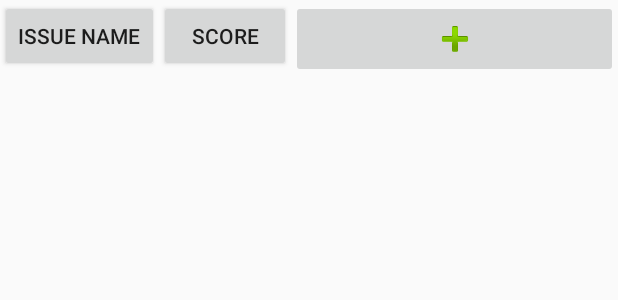
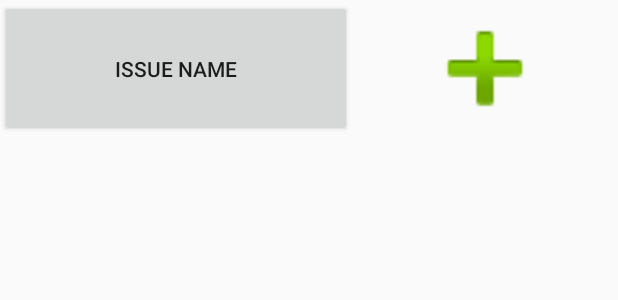
Before and after one commit to GKohavi/wehaveissues, an Android app: the layout list_item_issues.xml on its own in the app's theme, with its tools: preview values and no code run, on a phone screen of 412 x 824 dp. Shown: the top 300 px of the screen. Run offline under Robolectric (Android 15) with nearby library versions, the phone set to English and light mode, and no system bars.

Commit message:
updated Issue List display with images and Issue title

```diff
--- a/Example/app/src/main/java/example/example/Issue.java
+++ b/Example/app/src/main/java/example/example/Issue.java
@@ -19,7 +19,7 @@ public class Issue {
     public Issue() {
         name = "Blank Issue Name";
         score = -1;
-        description = "Blank Description";
+        description = "Please help us FixIt!";
         pic = null;
 
         mId = UUID.randomUUID();
--- a/Example/app/src/main/res/layout/list_item_issues.xml
+++ b/Example/app/src/main/res/layout/list_item_issues.xml
@@ -11,23 +11,17 @@
         android:layout_height="wrap_content">
 
         <Button
+            android:id="@+id/issueNameButton"
             android:layout_width="wrap_content"
-            android:layout_height="wrap_content"
-            android:text="Issue Name"
-            android:id="@+id/issueNameButton"/>
+            android:layout_height="91dp"
+            android:layout_weight="0.19"
+            android:text="Issue Name" />
 
-        <Button
-            android:layout_width="wrap_content"
-            android:layout_height="wrap_content"
-            android:text="Score"
-            android:id="@+id/scoreButton"/>
-
-        <ImageButton
-            android:layout_width="0dp"
-            android:layout_height="wrap_content"
+        <ImageView
+            android:layout_width="177dp"
+            android:layout_height="match_parent"
             app:srcCompat="@android:drawable/ic_input_add"
-            android:id="@+id/imageButton"
-            android:layout_weight="1"/>
+            android:id="@+id/listImageView" />
 
 
     </LinearLayout>
```
Also changed, not shown: Example/app/src/main/java/example/example/IssueList.java (+18 -4 lines), Example/app/src/main/java/example/example/IssueListViewFragment.java (+7 -2 lines), Example/app/src/main/res/drawable-xxhdpi/confusing_parking_signs.jpg (added), Example/app/src/main/res/drawable/broken_street_lights.jpg (added), 3 other files.
